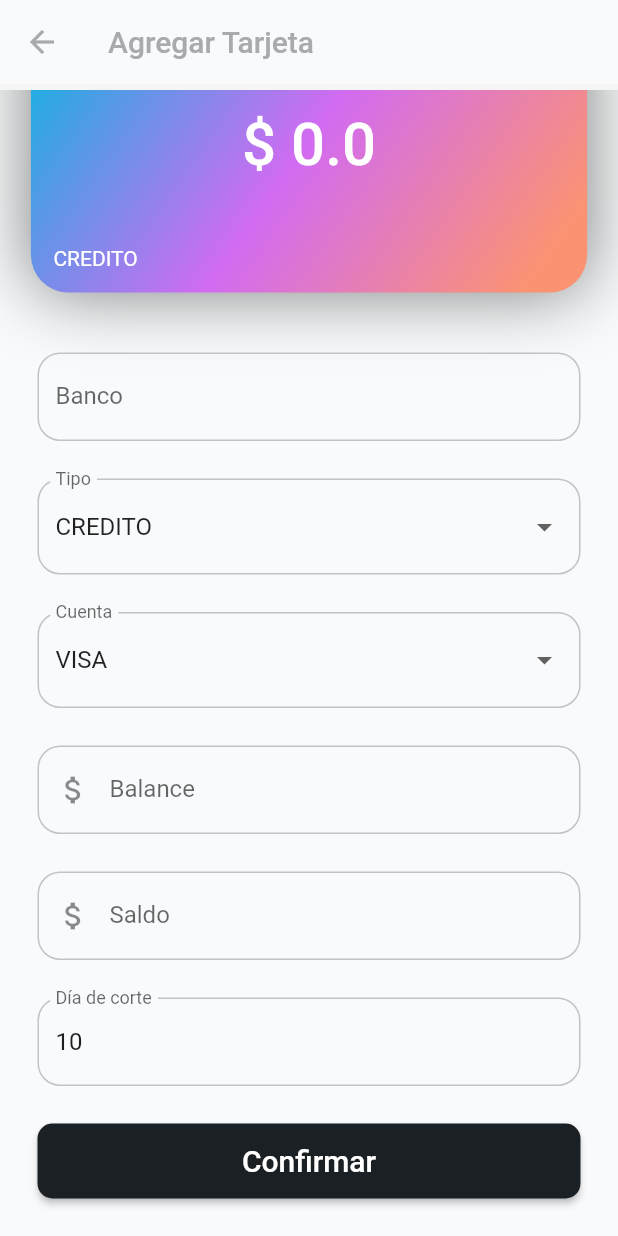
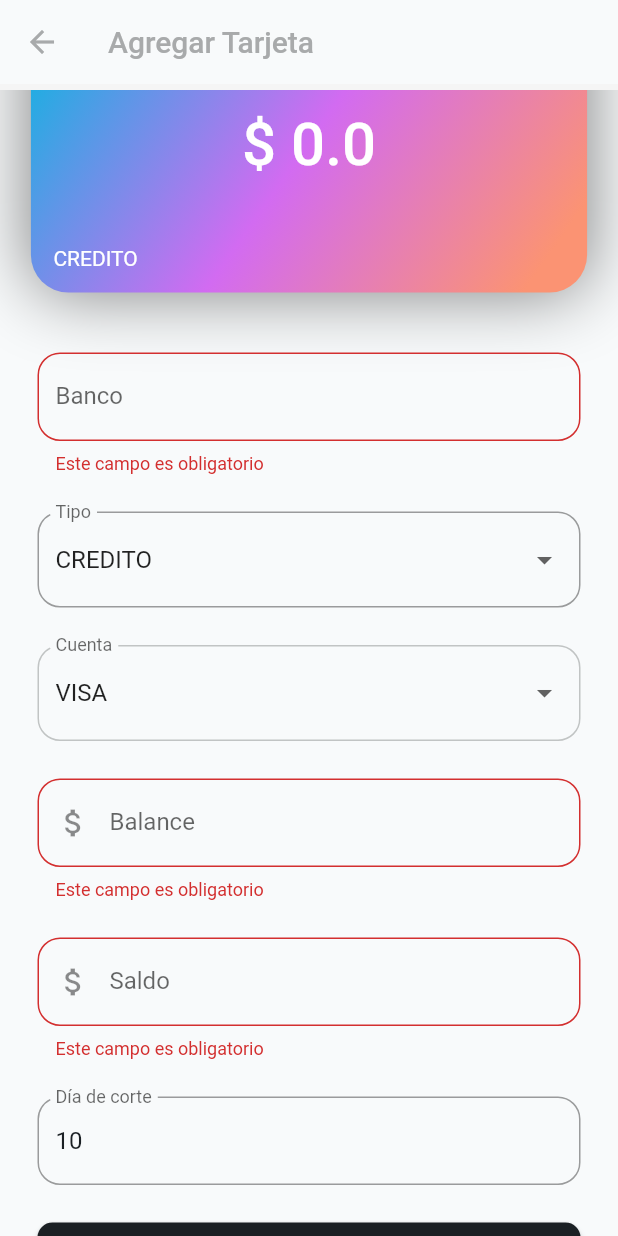
Before and after one commit to Jarff/total_control, a Flutter app: the AddCreditCardWidget screen opened by its route, scrolled down 110 dp, after a tap on "Confirmar", on a phone screen of 412 x 824 dp. Run offline on Flutter 3.47's test engine with Material 2 defaults, Android fonts, the light colour scheme and no system bars; our stand-ins replace shimmer, sqflite; accounts and stored records are empty; network calls fail; Roboto replaces fonts that are missing (Montserrat, Poppins).

Commit message:
avances para agregar tarjeta de credito. Solo falta guardarlo

```diff
--- a/lib/src/models/Account.dart
+++ b/lib/src/models/Account.dart
@@ -1,21 +1,24 @@
 import 'package:control_total/src/models/DataModel.dart';
 import 'package:control_total/src/models/Model.dart';
-import 'package:control_total/src/models/account_type.dart';
 
 class Account extends Model {
   Account(
       {required this.name,
       required this.balance,
+      this.saldo,
       required this.type,
       this.red,
+      this.cutDate,
       this.limit})
       : super();
   int? id = 1;
   String name;
   double balance;
+  double? saldo;
   String type;
   String? red;
   double? limit;
+  String? cutDate;
   @override
   List<DataModel> columns = [];
 
@@ -30,6 +33,8 @@ class Account extends Model {
     columns = [
       DataModel(type: "TEXT", name: "name"),
       DataModel(type: "TEXT", name: "balance"),
+      DataModel(type: "TEXT", name: "saldo"),
+      DataModel(type: "TEXT", name: "cutDate"),
       DataModel(type: "TEXT", name: "type"),
       DataModel(type: "TEXT", name: "limit"),
     ];
@@ -47,6 +52,8 @@ class Account extends Model {
       'id': id,
       'name': name,
       'balance': balance,
+      'saldo': saldo,
+      'cutDate': cutDate,
       'type': type,
       'limit': limit
     };
--- a/lib/src/views/add_credit_card.dart
+++ b/lib/src/views/add_credit_card.dart
@@ -21,6 +21,8 @@ class _AddCreditCardWidgetState extends State<AddCreditCardWidget> {
   TextEditingController? textController6;
   String _currentSelectedValue = 'VISA';
   String _currentSelectedValueType = 'credit';
+  GlobalKey<FormState> formKey = GlobalKey<FormState>();
+  bool saving = false;
 
   Account account =
       Account(name: "Sin asignar", balance: 0, red: "VISA", type: 'credit');
@@ -73,13 +75,16 @@ class _AddCreditCardWidgetState extends State<AddCreditCardWidget> {
             decoration: const BoxDecoration(
               color: Color(0xFFF8FAFB),
             ),
+            child: Form(
+              key: formKey,
               child: SingleChildScrollView(
                 child: Column(
                   mainAxisSize: MainAxisSize.max,
                   mainAxisAlignment: MainAxisAlignment.start,
                   children: [
                     Padding(
-                    padding: const EdgeInsetsDirectional.fromSTEB(0, 45, 0, 25),
+                      padding:
+                          const EdgeInsetsDirectional.fromSTEB(0, 45, 0, 25),
                       child: Container(
                         width: MediaQuery.of(context).size.width * 0.9,
                         height: 200,
@@ -111,7 +116,8 @@ class _AddCreditCardWidgetState extends State<AddCreditCardWidget> {
                             children: [
                               Row(
                                 mainAxisSize: MainAxisSize.max,
-                              mainAxisAlignment: MainAxisAlignment.spaceBetween,
+                                mainAxisAlignment:
+                                    MainAxisAlignment.spaceBetween,
                                 children: [
                                   Text(
                                     account.name.toUpperCase(),
@@ -165,6 +171,14 @@ class _AddCreditCardWidgetState extends State<AddCreditCardWidget> {
                           const EdgeInsetsDirectional.fromSTEB(25, 15, 25, 10),
                       child: TextFormField(
                         controller: textController1,
+                        validator: (input) {
+                          if ((input?.trim().length ?? 0) > 0) {
+                            return null;
+                          } else {
+                            return "Este campo es obligatorio";
+                          }
+                        },
+                        onSaved: (input) => account.name = input ?? "",
                         onChanged: (value) {
                           setState(() {
                             account.name = value;
@@ -174,7 +188,7 @@ class _AddCreditCardWidgetState extends State<AddCreditCardWidget> {
                         obscureText: false,
                         decoration: InputDecoration(
                           labelText: 'Banco',
-                        enabledBorder: OutlineInputBorder(
+                          border: OutlineInputBorder(
                             borderSide: const BorderSide(
                               color: Color(0xFFC1C4C4),
                               width: 1,
@@ -203,13 +217,13 @@ class _AddCreditCardWidgetState extends State<AddCreditCardWidget> {
                             labelText: 'Tipo',
                             errorStyle: const TextStyle(
                                 color: Colors.redAccent, fontSize: 16.0),
-                          enabledBorder: OutlineInputBorder(
-                            borderSide: const BorderSide(
-                              color: Color(0xFFC1C4C4),
-                              width: 1,
-                            ),
-                            borderRadius: BorderRadius.circular(15),
-                          ),
+                            // enabledBorder: OutlineInputBorder(
+                            //   borderSide: const BorderSide(
+                            //     color: Color(0xFFC1C4C4),
+                            //     width: 1,
+                            //   ),
+                            //   borderRadius: BorderRadius.circular(15),
+                            // ),
                             focusedBorder: OutlineInputBorder(
                               borderSide: const BorderSide(
                                 color: Color(0xFFC1C4C4),
@@ -232,6 +246,10 @@ class _AddCreditCardWidgetState extends State<AddCreditCardWidget> {
                                 setState(() {
                                   _currentSelectedValueType = newValue ?? "";
                                   account.type = newValue!;
+                                  if (newValue == AccountType.debit) {
+                                    account.saldo = 0;
+                                    account.cutDate = "0";
+                                  }
                                   // state.didChange(newValue);
                                 });
                               },
@@ -244,41 +262,6 @@ class _AddCreditCardWidgetState extends State<AddCreditCardWidget> {
                         ),
                       ),
                     ),
-                  // Padding(
-                  //   padding:
-                  //       const EdgeInsetsDirectional.fromSTEB(25, 15, 25, 10),
-                  //   child: TextFormField(
-                  //     controller: textController2,
-                  //     onChanged: (value) {
-                  //       setState(() {
-                  //         account.red = value;
-                  //       });
-                  //     },
-                  //     textCapitalization: TextCapitalization.characters,
-                  //     obscureText: false,
-                  //     decoration: InputDecoration(
-                  //       labelText: 'Tipo',
-                  //       enabledBorder: OutlineInputBorder(
-                  //         borderSide: const BorderSide(
-                  //           color: Color(0xFFC1C4C4),
-                  //           width: 1,
-                  //         ),
-                  //         borderRadius: BorderRadius.circular(15),
-                  //       ),
-                  //       focusedBorder: OutlineInputBorder(
-                  //         borderSide: const BorderSide(
-                  //           color: Color(0xFFC1C4C4),
-                  //           width: 1,
-                  //         ),
-                  //         borderRadius: BorderRadius.circular(15),
-                  //       ),
-                  //     ),
-                  //     style: FlutterFlowTheme.bodyText1.override(
-                  //       fontFamily: 'Montserrat',
-                  //       color: const Color(0xFF1B2024),
-                  //     ),
-                  //   ),
-                  // ),
                     Padding(
                       padding:
                           const EdgeInsetsDirectional.fromSTEB(25, 15, 25, 10),
@@ -337,10 +320,24 @@ class _AddCreditCardWidgetState extends State<AddCreditCardWidget> {
                           const EdgeInsetsDirectional.fromSTEB(25, 15, 25, 10),
                       child: TextFormField(
                         controller: textController4,
+                        validator: (input) {
+                          if ((input?.trim().length ?? 0) > 0) {
+                            return null;
+                          } else {
+                            return "Este campo es obligatorio";
+                          }
+                        },
+                        onSaved: (input) =>
+                            account.balance = double.parse(input ?? "0"),
+                        onChanged: (input) {
+                          setState(() {
+                            account.balance = double.parse(input);
+                          });
+                        },
                         obscureText: false,
                         decoration: InputDecoration(
                           labelText: 'Balance',
-                        enabledBorder: OutlineInputBorder(
+                          border: OutlineInputBorder(
                             borderSide: const BorderSide(
                               color: Color(0xFFC1C4C4),
                               width: 1,
@@ -364,15 +361,32 @@ class _AddCreditCardWidgetState extends State<AddCreditCardWidget> {
                         ),
                       ),
                     ),
-                  Padding(
-                    padding:
-                        const EdgeInsetsDirectional.fromSTEB(25, 15, 25, 10),
+                    (account.type == AccountType.debit)
+                        ? const SizedBox()
+                        : Padding(
+                            padding: const EdgeInsetsDirectional.fromSTEB(
+                                25, 15, 25, 10),
                             child: TextFormField(
                               controller: textController5,
+                              validator: (input) {
+                                if ((input?.trim().length ?? 0) > 0) {
+                                  return null;
+                                } else {
+                                  return "Este campo es obligatorio";
+                                }
+                              },
+                              onSaved: (input) => setState(() {
+                                account.saldo = double.parse(input ?? "0");
+                              }),
+                              onChanged: (value) {
+                                setState(() {
+                                  account.saldo = double.parse(value);
+                                });
+                              },
                               obscureText: false,
                               decoration: InputDecoration(
                                 labelText: 'Saldo',
-                        enabledBorder: OutlineInputBorder(
+                                border: OutlineInputBorder(
                                   borderSide: const BorderSide(
                                     color: Color(0xFFC1C4C4),
                                     width: 1,
@@ -396,15 +410,22 @@ class _AddCreditCardWidgetState extends State<AddCreditCardWidget> {
                               ),
                             ),
                           ),
-                  Padding(
-                    padding:
-                        const EdgeInsetsDirectional.fromSTEB(25, 15, 25, 10),
+                    (account.type == AccountType.debit)
+                        ? const SizedBox(
+                            height: 0,
+                          )
+                        : Padding(
+                            padding: const EdgeInsetsDirectional.fromSTEB(
+                                25, 15, 25, 10),
                             child: TextFormField(
                               controller: textController6,
+                              onChanged: (input) => setState(() {
+                                account.cutDate = input.toString();
+                              }),
                               obscureText: false,
                               decoration: InputDecoration(
                                 labelText: 'Día de corte',
-                        enabledBorder: OutlineInputBorder(
+                                border: OutlineInputBorder(
                                   borderSide: const BorderSide(
                                     color: Color(0xFFC1C4C4),
                                     width: 1,
@@ -429,31 +450,55 @@ class _AddCreditCardWidgetState extends State<AddCreditCardWidget> {
                     Padding(
                       padding:
                           const EdgeInsetsDirectional.fromSTEB(25, 15, 25, 25),
-                    child: FFButtonWidget(
+                      child: ElevatedButton(
                         onPressed: () async {
-                        // await Navigator.push(
-                        //   context,
-                        //   MaterialPageRoute(
-                        //     builder: (context) =>
-                        //         NavBarPage(initialPage: 'CuentasPage'),
-                        //   ),
-                        // );
+                          //Cambiamos el confirmar por un icono de cargando
+                          setState(() {
+                            saving = true;
+                          });
+                          //Hides the keyboard
+                          FocusScope.of(context).unfocus();
+                          if (formKey.currentState?.validate() ?? false) {
+                            print(account.toMap().toString());
+                            // await account.create();
+                          } else {
+                            // setState(() {
+                            //   saving = false;
+                            // });
+                          }
                         },
-                      text: 'Confirmar',
-                      options: FFButtonOptions(
-                        width: double.infinity,
-                        height: 50,
-                        color: const Color(0xFF1B2024),
-                        textStyle: FlutterFlowTheme.subtitle2.override(
+                        child: (saving)
+                            ? const SizedBox(
+                                width: 25,
+                                height: 25,
+                                child: CircularProgressIndicator(
+                                  strokeWidth: 2,
+                                  color: Color(0xFFBCEAC3),
+                                  backgroundColor: Colors.black,
+                                ),
+                              )
+                            : Text(
+                                "Confirmar",
+                                style: FlutterFlowTheme.subtitle2.override(
                                   fontFamily: 'Montserrat',
                                   color: Colors.white,
                                   fontSize: 20,
                                 ),
-                        borderSide: const BorderSide(
-                          color: Colors.transparent,
-                          width: 1,
                               ),
-                        borderRadius: 10,
+                        style: ButtonStyle(
+                          backgroundColor: MaterialStateProperty.all<Color>(
+                            const Color(0xFF1B2024),
+                          ),
+                          shape:
+                              MaterialStateProperty.all<RoundedRectangleBorder>(
+                            const RoundedRectangleBorder(
+                              borderRadius:
+                                  BorderRadius.all(Radius.circular(10)),
+                            ),
+                          ),
+                          minimumSize: MaterialStateProperty.all<Size>(
+                            const Size(double.infinity, 50),
+                          ),
                         ),
                       ),
                     ),
@@ -463,6 +508,7 @@ class _AddCreditCardWidgetState extends State<AddCreditCardWidget> {
             ),
           ),
         ),
+      ),
     );
   }
 }
```
Also changed, not shown: flutter_01.png (added). Lines whose indentation alone changed are shown as unchanged.
